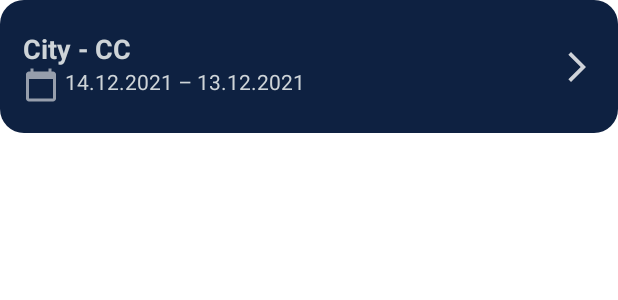
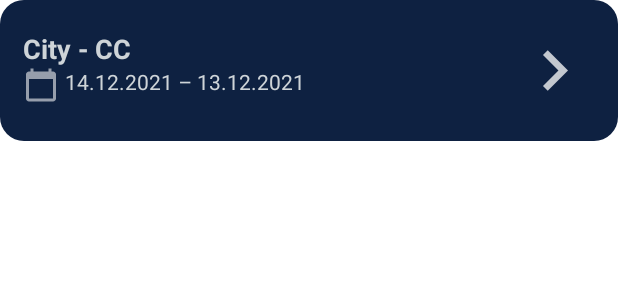
Before and after one commit to EndavaAos/CityGuide, an Android app: the layout trips_preview_list_item.xml on its own in the app's theme, with its tools: preview values and no code run, on a phone screen of 412 x 824 dp. Shown: the top 300 px of the screen. Run offline under Robolectric (Android 15) with nearby library versions, the phone set to English and light mode, and no system bars.

Commit message:
- rough sketch of the ui part - added the adapter for a trip preview

```diff
--- a/app/src/main/res/drawable-anydpi/ic_caret.xml
+++ /dev/null
@@ -1,12 +0,0 @@
-<vector xmlns:android="http://schemas.android.com/apk/res/android"
-    android:width="24dp"
-    android:height="24dp"
-    android:viewportWidth="24"
-    android:viewportHeight="24"
-    android:tint="@color/white"
-    android:alpha="0.8"
-    android:autoMirrored="true">
-  <path
-      android:fillColor="@android:color/white"
-      android:pathData="M6.23,20.23l1.77,1.77l10,-10l-10,-10l-1.77,1.77l8.23,8.23z"/>
-</vector>
--- a/app/src/main/res/layout/my_trips_list_item.xml
+++ b/app/src/main/res/layout/trips_preview_list_item.xml
@@ -35,9 +35,9 @@
         app:layout_constraintTop_toBottomOf="@+id/trip_item_title" />
 
     <ImageView
-        android:layout_width="wrap_content"
-        android:layout_height="wrap_content"
-        android:src="@drawable/ic_caret"
+        android:layout_width="@dimen/ic_caret_size"
+        android:layout_height="@dimen/ic_caret_size"
+        android:src="@drawable/ic_caret_right"
         app:layout_constraintBottom_toBottomOf="parent"
         app:layout_constraintEnd_toEndOf="parent"
         app:layout_constraintTop_toTopOf="parent" />
--- a/build.gradle
+++ b/build.gradle
@@ -24,10 +24,6 @@ buildscript {
     dependencies {
         classpath "com.android.tools.build:gradle:7.0.3"
         classpath "org.jetbrains.kotlin:kotlin-gradle-plugin:1.5.31"
-        classpath "androidx.navigation:navigation-safe-args-gradle-plugin:$nav_version"
-
-        def nav_version = "2.3.0-alpha04"
-        classpath "androidx.navigation:navigation-safe-args-gradle-plugin:$nav_version"
 
         def nav_version = "2.3.0-alpha04"
         classpath "androidx.navigation:navigation-safe-args-gradle-plugin:$nav_version"
```
Also changed, not shown: app/src/main/res/layout/fragment_trips_preview_list.xml (added, +45 -0 lines), app/src/main/res/layout/trips_preview_list.xml (added, +41 -0 lines), app/src/main/res/drawable-hdpi/ic_caret.png (deleted), app/src/main/res/drawable-mdpi/ic_caret.png (deleted), app/src/main/res/drawable-xhdpi/ic_caret.png (deleted), app/src/main/res/drawable-xxhdpi/ic_caret.png (deleted).
